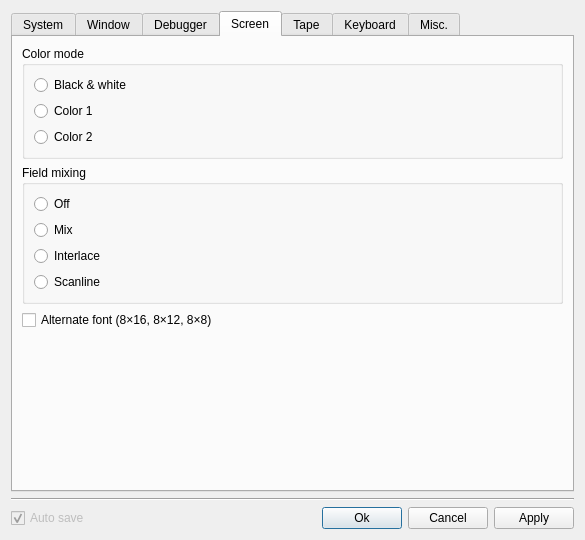
The window that src/qt/qtSettingsDialog.ui (vpyk/emu80v4) describes before a commit, drawn with Qt 5.
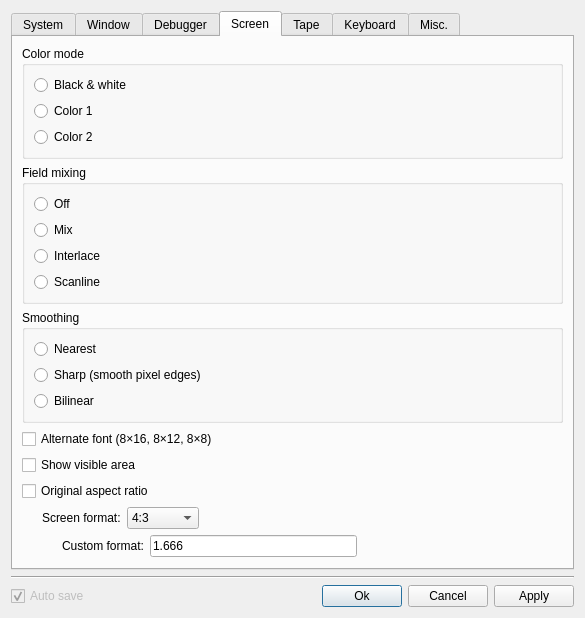
The same window after the commit. The open tabs and pages were chosen to show the change.

Commit message: New smoothing settings

```diff
--- a/src/qt/qtSettingsDialog.ui
+++ b/src/qt/qtSettingsDialog.ui
@@ -7,7 +7,7 @@
     <x>0</x>
     <y>0</y>
     <width>585</width>
-    <height>516</height>
+    <height>563</height>
    </rect>
   </property>
   <property name="windowTitle">
@@ -716,136 +716,6 @@
          </layout>
         </widget>
        </item>
-       <item>
-        <widget class="QCheckBox" name="smoothCheckBox">
-         <property name="text">
-          <string>Smoothing</string>
-         </property>
-        </widget>
-       </item>
-       <item>
-        <widget class="QCheckBox" name="aspectCheckBox">
-         <property name="text">
-          <string>Original aspect ratio</string>
-         </property>
-        </widget>
-       </item>
-       <item>
-        <layout class="QHBoxLayout" name="horizontalLayout_9">
-         <item>
-          <spacer name="horizontalSpacer_10">
-           <property name="orientation">
-            <enum>Qt::Horizontal</enum>
-           </property>
-           <property name="sizeType">
-            <enum>QSizePolicy::Fixed</enum>
-           </property>
-           <property name="sizeHint" stdset="0">
-            <size>
-             <width>20</width>
-             <height>20</height>
-            </size>
-           </property>
-          </spacer>
-         </item>
-         <item>
-          <widget class="QLabel" name="wideLabel">
-           <property name="text">
-            <string>Screen format:</string>
-           </property>
-          </widget>
-         </item>
-         <item>
-          <widget class="QComboBox" name="wideComboBox">
-           <item>
-            <property name="text">
-             <string notr="true">4:3</string>
-            </property>
-           </item>
-           <item>
-            <property name="text">
-             <string notr="true">16:9</string>
-            </property>
-           </item>
-           <item>
-            <property name="text">
-             <string>Custom</string>
-            </property>
-           </item>
-          </widget>
-         </item>
-         <item>
-          <spacer name="horizontalSpacer_9">
-           <property name="orientation">
-            <enum>Qt::Horizontal</enum>
-           </property>
-           <property name="sizeHint" stdset="0">
-            <size>
-             <width>40</width>
-             <height>20</height>
-            </size>
-           </property>
-          </spacer>
-         </item>
-        </layout>
-       </item>
-       <item>
-        <layout class="QHBoxLayout" name="horizontalLayout_11">
-         <item>
-          <spacer name="horizontalSpacer_11">
-           <property name="orientation">
-            <enum>Qt::Horizontal</enum>
-           </property>
-           <property name="sizeType">
-            <enum>QSizePolicy::Fixed</enum>
-           </property>
-           <property name="sizeHint" stdset="0">
-            <size>
-             <width>40</width>
-             <height>20</height>
-            </size>
-           </property>
-          </spacer>
-         </item>
-         <item>
-          <widget class="QLabel" name="label_2">
-           <property name="text">
-            <string>Custom format:</string>
-           </property>
-          </widget>
-         </item>
-         <item>
-          <widget class="QLineEdit" name="customFormatLineEdit">
-           <property name="inputMask">
-            <string notr="true">0.000</string>
-           </property>
-           <property name="text">
-            <string notr="true">1.666</string>
-           </property>
-          </widget>
-         </item>
-         <item>
-          <spacer name="horizontalSpacer_12">
-           <property name="orientation">
-            <enum>Qt::Horizontal</enum>
-           </property>
-           <property name="sizeHint" stdset="0">
-            <size>
-             <width>40</width>
-             <height>20</height>
-            </size>
-           </property>
-          </spacer>
-         </item>
-        </layout>
-       </item>
-       <item>
-        <widget class="QCheckBox" name="cropCheckBox">
-         <property name="text">
-          <string>Show visible area</string>
-         </property>
-        </widget>
-       </item>
        <item>
         <spacer name="verticalSpacer_4">
          <property name="orientation">
@@ -1093,6 +963,36 @@
          </layout>
         </widget>
        </item>
+       <item>
+        <widget class="QGroupBox" name="smoothingGroupBox">
+         <property name="title">
+          <string>Smoothing</string>
+         </property>
+         <layout class="QVBoxLayout" name="verticalLayout_20">
+          <item>
+           <widget class="QRadioButton" name="smoothingNearestRadioButton">
+            <property name="text">
+             <string>Nearest</string>
+            </property>
+           </widget>
+          </item>
+          <item>
+           <widget class="QRadioButton" name="smoothingSharpRadioButton">
+            <property name="text">
+             <string>Sharp (smooth pixel edges)</string>
+            </property>
+           </widget>
+          </item>
+          <item>
+           <widget class="QRadioButton" name="smoothingBilinearRadioButton">
+            <property name="text">
+             <string>Bilinear</string>
+            </property>
+           </widget>
+          </item>
+         </layout>
+        </widget>
+       </item>
        <item>
         <widget class="QCheckBox" name="altFontCheckBox">
          <property name="text">
@@ -1100,6 +1000,129 @@
          </property>
         </widget>
        </item>
+       <item>
+        <widget class="QCheckBox" name="cropCheckBox">
+         <property name="text">
+          <string>Show visible area</string>
+         </property>
+        </widget>
+       </item>
+       <item>
+        <widget class="QCheckBox" name="aspectCheckBox">
+         <property name="text">
+          <string>Original aspect ratio</string>
+         </property>
+        </widget>
+       </item>
+       <item>
+        <layout class="QHBoxLayout" name="horizontalLayout_13">
+         <item>
+          <spacer name="horizontalSpacer_15">
+           <property name="orientation">
+            <enum>Qt::Horizontal</enum>
+           </property>
+           <property name="sizeType">
+            <enum>QSizePolicy::Fixed</enum>
+           </property>
+           <property name="sizeHint" stdset="0">
+            <size>
+             <width>20</width>
+             <height>20</height>
+            </size>
+           </property>
+          </spacer>
+         </item>
+         <item>
+          <widget class="QLabel" name="wideLabel">
+           <property name="text">
+            <string>Screen format:</string>
+           </property>
+          </widget>
+         </item>
+         <item>
+          <widget class="QComboBox" name="wideComboBox">
+           <item>
+            <property name="text">
+             <string notr="true">4:3</string>
+            </property>
+           </item>
+           <item>
+            <property name="text">
+             <string notr="true">16:9</string>
+            </property>
+           </item>
+           <item>
+            <property name="text">
+             <string>Custom</string>
+            </property>
+           </item>
+          </widget>
+         </item>
+         <item>
+          <spacer name="horizontalSpacer_16">
+           <property name="orientation">
+            <enum>Qt::Horizontal</enum>
+           </property>
+           <property name="sizeHint" stdset="0">
+            <size>
+             <width>40</width>
+             <height>20</height>
+            </size>
+           </property>
+          </spacer>
+         </item>
+        </layout>
+       </item>
+       <item>
+        <layout class="QHBoxLayout" name="horizontalLayout_12">
+         <item>
+          <spacer name="horizontalSpacer_13">
+           <property name="orientation">
+            <enum>Qt::Horizontal</enum>
+           </property>
+           <property name="sizeType">
+            <enum>QSizePolicy::Fixed</enum>
+           </property>
+           <property name="sizeHint" stdset="0">
+            <size>
+             <width>40</width>
+             <height>20</height>
+            </size>
+           </property>
+          </spacer>
+         </item>
+         <item>
+          <widget class="QLabel" name="label_3">
+           <property name="text">
+            <string>Custom format:</string>
+           </property>
+          </widget>
+         </item>
+         <item>
+          <widget class="QLineEdit" name="customFormatLineEdit">
+           <property name="inputMask">
+            <string notr="true">0.000</string>
+           </property>
+           <property name="text">
+            <string notr="true">1.666</string>
+           </property>
+          </widget>
+         </item>
+         <item>
+          <spacer name="horizontalSpacer_14">
+           <property name="orientation">
+            <enum>Qt::Horizontal</enum>
+           </property>
+           <property name="sizeHint" stdset="0">
+            <size>
+             <width>40</width>
+             <height>20</height>
+            </size>
+           </property>
+          </spacer>
+         </item>
+        </layout>
+       </item>
        <item>
         <spacer name="verticalSpacer_6">
          <property name="orientation">
```
Left out of the diff: 41 changed lines with no effect on the pictures. The commit also changes 46 other files.
